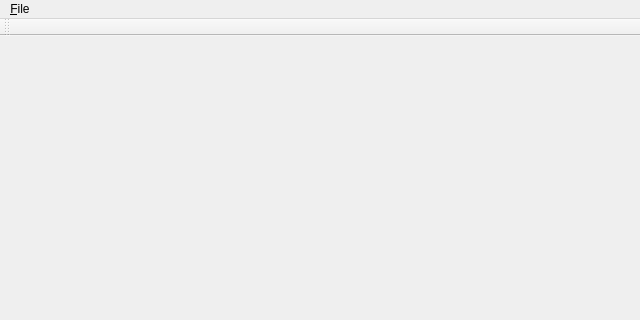
Above: src/mainwindow.ui from eugene-melnik/alexandra before the change; both pictures show x 0 to 640 and y 0 to 320 of the 640 by 480 pixel window. Below: the same form after it.
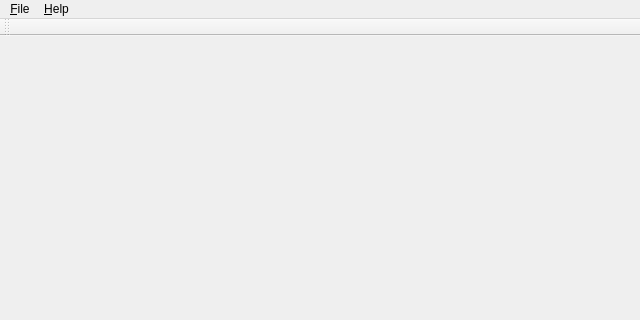
That is the form after the change. Icons and pictures are not drawn.

Diff of the .ui file:
```diff
--- a/src/mainwindow.ui
+++ b/src/mainwindow.ui
@@ -29,7 +29,14 @@
     </property>
     <addaction name="actionExit"/>
    </widget>
+   <widget class="QMenu" name="menu_Help">
+    <property name="title">
+     <string>&amp;Help</string>
+    </property>
+    <addaction name="actionAbout"/>
+   </widget>
    <addaction name="menu_File"/>
+   <addaction name="menu_Help"/>
   </widget>
   <widget class="QToolBar" name="toolbarMain">
    <attribute name="toolBarArea">
```
Left out of the diff: 13 changed lines with no effect on the pictures.
